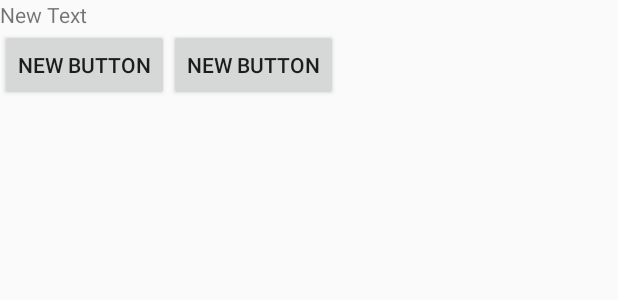
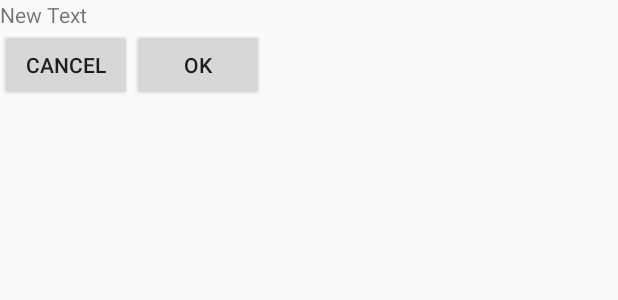
Before and after one commit to gbielanski/DlgFragmentKata, an Android app: the layout dialog_fragment_kata.xml on its own in the app's theme, with its tools: preview values and no code run, on a phone screen of 412 x 824 dp. Shown: the top 300 px of the screen. Run offline under Robolectric (Android 15) with nearby library versions, the phone set to English and light mode, and no system bars.

```diff
--- a/app/src/main/res/layout/dialog_fragment_kata.xml
+++ b/app/src/main/res/layout/dialog_fragment_kata.xml
@@ -18,14 +18,14 @@
         <Button
             android:layout_width="wrap_content"
             android:layout_height="wrap_content"
-            android:text="New Button"
-            android:id="@+id/button3"/>
+            android:text="CANCEL"
+            android:id="@+id/cancel_button"/>
 
         <Button
             android:layout_width="wrap_content"
             android:layout_height="wrap_content"
-            android:text="New Button"
-            android:id="@+id/button2"/>
+            android:text="OK"
+            android:id="@+id/ok_button"/>
     </LinearLayout>
 
 </LinearLayout>
```
Also changed, not shown: app/src/main/java/pl/kata/bielanski/dlgfragmentkata/DialogFragmentKata.java (+13 -0 lines).
